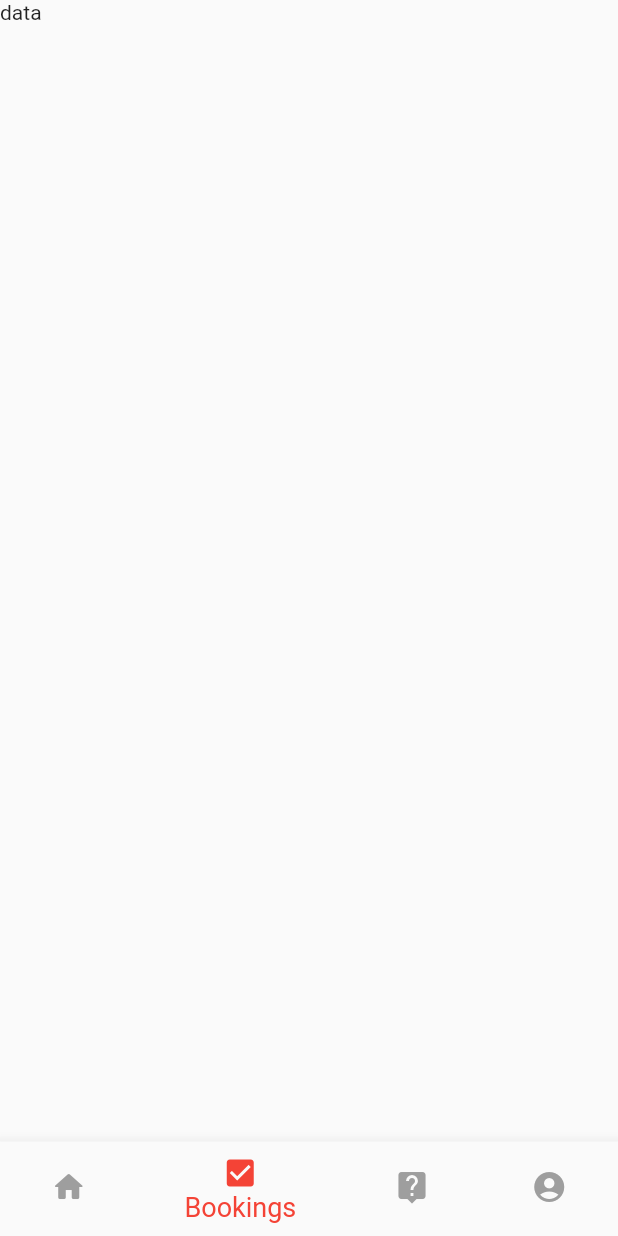
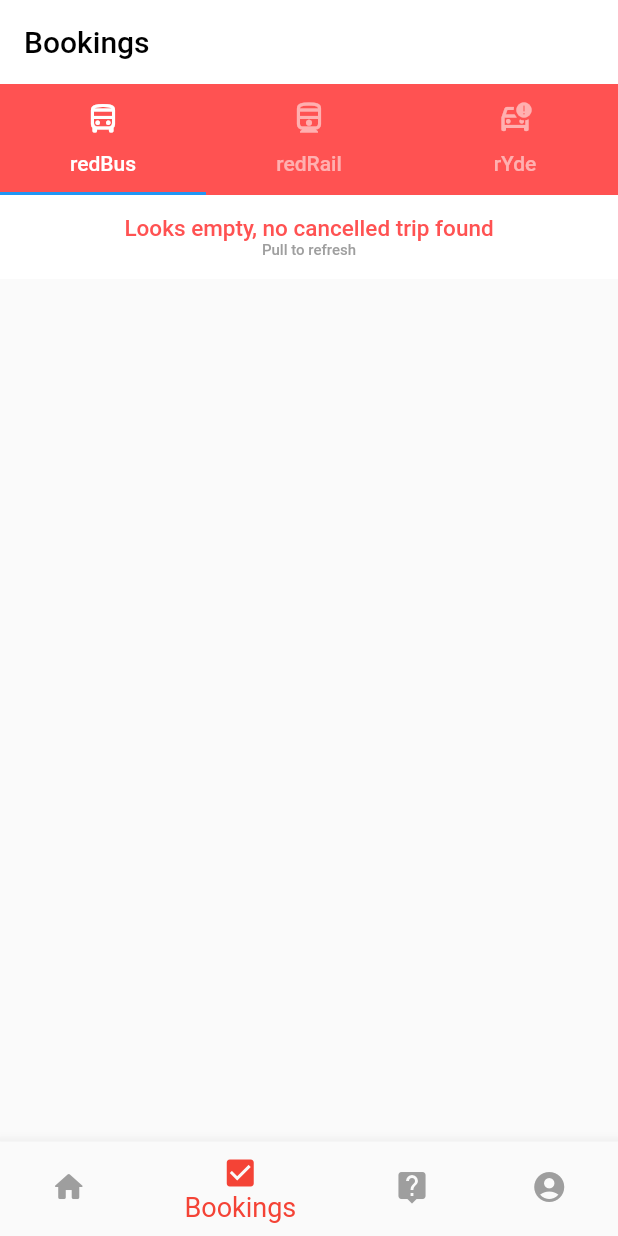
Before and after one commit to Navy1409/red_bus_clone_UI, a Flutter app: the screen it shows after launch, item 2 of the bottom bar chosen, on a phone screen of 412 x 824 dp. Run offline on Flutter 3.47's test engine with Material 2 defaults, Android fonts, the light colour scheme and no system bars.

Commit message:
tab bar added

```diff
--- a/lib/bookings.dart
+++ b/lib/bookings.dart
@@ -1,4 +1,7 @@
 import 'package:flutter/material.dart';
+import 'package:red_bus_clone/rYdeb.dart';
+import 'package:red_bus_clone/redBusb.dart';
+import 'package:red_bus_clone/redRailb.dart';
 class bookings extends StatefulWidget {
   const bookings({Key? key}) : super(key: key);
 
@@ -8,12 +11,47 @@
 
 class bookingsState extends State<bookings> {
   @override
+  TabBar get tabBar => TabBar(
+    tabs: [
+      Tab(text: 'redBus', icon: Icon(Icons.directions_bus_filled_outlined),),
+      Tab(text: 'redRail', icon: Icon(Icons.directions_train_outlined),),
+      Tab(text: 'rYde', icon: Icon(Icons.car_crash_outlined),),
+    ],
+    labelColor: Colors.white,
+    unselectedLabelColor: Colors.white54,
+  );
   Widget build(BuildContext context) {
     return MaterialApp(
       home: SafeArea(
-        child: Scaffold(
-          body: Text("data"),
-        ),
+          child: DefaultTabController(
+            length: 3,
+            child: Scaffold(
+              appBar: AppBar(
+                backgroundColor: Colors.white,
+                title: Text('Bookings',
+                style: TextStyle(
+                  color: Colors.black
+                ),),
+                elevation: 0,
+                bottom: PreferredSize(
+                  preferredSize: tabBar.preferredSize,
+                  child: Material(
+                    color: Colors.redAccent,
+                    child: tabBar,
+                  ),
+                ),
+              ),
+              body:
+              TabBarView(children:[
+                redBusb(),
+                redRailb(),
+                rYdeb(),
+              ],
+
+              ),
+
+            ),
+          )
       ),
     );
   }
--- /dev/null
+++ b/lib/rYdeb.dart
@@ -0,0 +1,20 @@
+import 'package:flutter/material.dart';
+class rYdeb extends StatefulWidget {
+  const rYdeb({Key? key}) : super(key: key);
+
+  @override
+  State<rYdeb> createState() => _rYdebState();
+}
+
+class _rYdebState extends State<rYdeb> {
+  @override
+  Widget build(BuildContext context) {
+    return MaterialApp(
+      home: Scaffold(
+        appBar: AppBar(
+          title: Text('rYde'),
+        ),
+      ),
+    );
+  }
+}
--- /dev/null
+++ b/lib/redBusb.dart
@@ -0,0 +1,52 @@
+import 'package:flutter/material.dart';
+class redBusb extends StatefulWidget {
+  const redBusb({Key? key}) : super(key: key);
+
+  @override
+  State<redBusb> createState() => _redBusbState();
+}
+
+class _redBusbState extends State<redBusb> {
+  @override
+  Widget build(BuildContext context) {
+    return MaterialApp(
+      debugShowCheckedModeBanner: false,
+      home: Scaffold(
+        appBar: AppBar(
+          backgroundColor: Colors.white,
+          elevation: 0,
+          title: Row(
+            mainAxisAlignment: MainAxisAlignment.center,
+            children: [
+              Column(
+                children: [
+                  Container(
+                    margin: EdgeInsets.only(bottom: 26, top: 26),
+                    width: MediaQuery.of(context).size.width/1.5,
+                    child:
+                    Column(
+                      children: [
+                        Text('Looks empty, no cancelled trip found',
+                          style: TextStyle(
+                            color: Colors.redAccent,
+                            fontSize: 15
+                          ),
+                        ),
+                        Text('Pull to refresh',
+                          style: TextStyle(
+                            color: Colors.grey.shade500,
+                            fontSize: 10,
+                          ),),
+                      ],
+                    )
+                    ,
+                  ),
+                ],
+              )
+            ],
+          ),
+        ),
+      ),
+    );
+  }
+}
--- /dev/null
+++ b/lib/redRailb.dart
@@ -0,0 +1,20 @@
+import 'package:flutter/material.dart';
+class redRailb extends StatefulWidget {
+  const redRailb({Key? key}) : super(key: key);
+
+  @override
+  State<redRailb> createState() => _redRailbState();
+}
+
+class _redRailbState extends State<redRailb> {
+  @override
+  Widget build(BuildContext context) {
+    return MaterialApp(
+      home: Scaffold(
+        appBar: AppBar(
+          title: Text('redRail'),
+        ),
+      ),
+    );
+  }
+}
```
